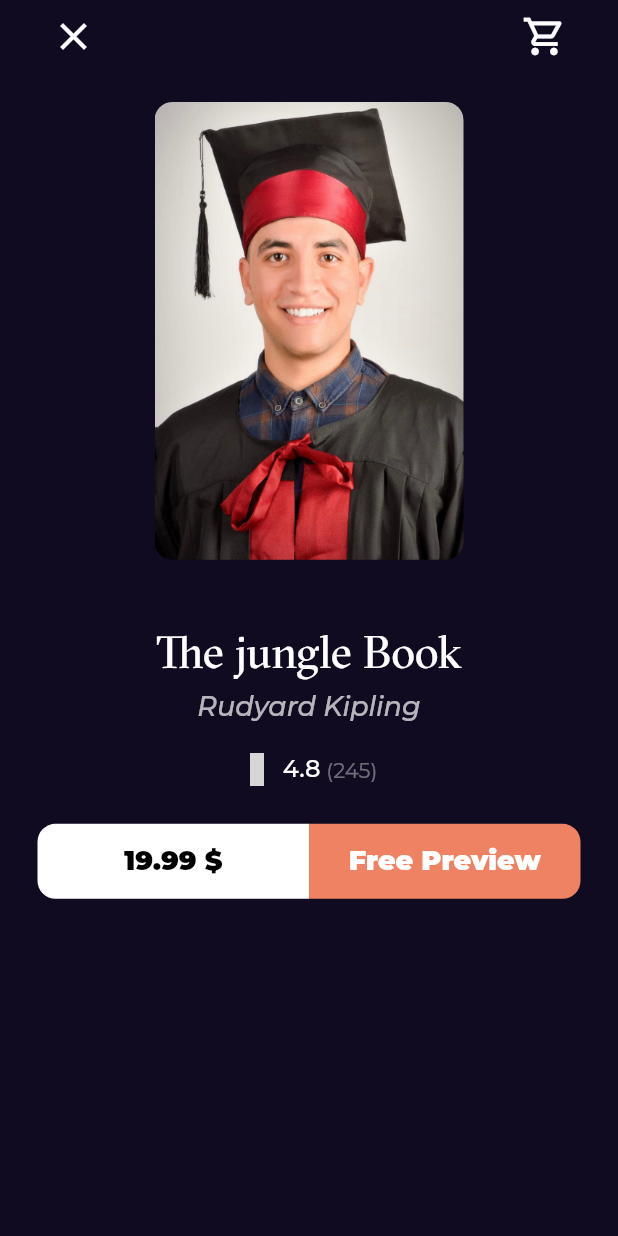
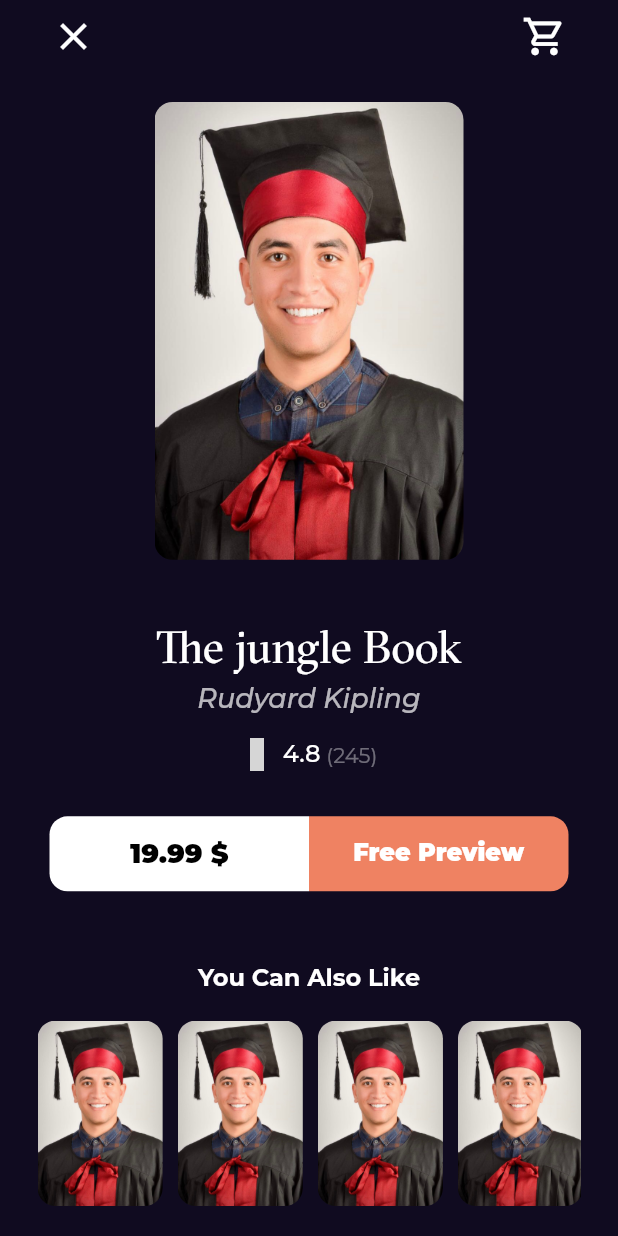
Before and after one commit to maherr99/bookly_app, a Flutter app: the screen it shows after launch, after a tap on "Harrey Potter And The Goblet Of Fire", on a phone screen of 412 x 824 dp. Run offline on Flutter 3.47's test engine with Material 2 defaults, Android fonts, the phone set to English and light mode, and no system bars; our stand-ins replace get, go_router, google_fonts; missing offline and left inert: font_awesome_icon_class; grey boxes are pictures that could not be loaded.

Commit message:
finish book detials view

```diff
--- a/lib/feature/home/pressention/view/book _ details_view.dart
+++ b/lib/feature/home/pressention/view/book _ details_view.dart
@@ -1,4 +1,4 @@
-import 'package:bookly_app/feature/home/pressention/view/widget/book_detials_viewbody.dart';
+import 'package:bookly_app/feature/home/pressention/view/widget/widget_book_details_view/book_detials_viewbody.dart';
 import 'package:flutter/material.dart';
 
 class BookDetailsView extends StatelessWidget {
--- a/lib/feature/home/pressention/view/home_view.dart
+++ b/lib/feature/home/pressention/view/home_view.dart
@@ -1,4 +1,4 @@
-import 'package:bookly_app/feature/home/pressention/view/widget/homeview_body.dart';
+import 'package:bookly_app/feature/home/pressention/view/widget/widget_home_view/homeview_body.dart';
 import 'package:flutter/material.dart';
 
 class HomeView extends StatelessWidget {
--- a/lib/feature/home/pressention/view/widget/book_detials_viewbody.dart
+++ /dev/null
@@ -1,84 +0,0 @@
-import 'package:bookly_app/core/styles.dart';
-import 'package:bookly_app/feature/home/pressention/view/widget/custom%20_%20appbar_bookdetails.dart';
-import 'package:bookly_app/feature/home/pressention/view/widget/custom_buttom.dart';
-import 'package:bookly_app/feature/home/pressention/view/widget/custom_item.dart';
-import 'package:bookly_app/feature/home/pressention/view/widget/rating_item.dart';
-import 'package:flutter/material.dart';
-
-class BookDetailsViewBody extends StatelessWidget {
-  const BookDetailsViewBody({super.key});
-
-  @override
-  Widget build(BuildContext context) {
-    return Padding(
-      padding: const EdgeInsets.symmetric(horizontal: 25),
-      child: Column(
-        children: [
-          const CustomAppBarBookDetails(),
-          const SizedBox(
-            height: 20,
-          ),
-          SizedBox(
-            width: MediaQuery.of(context).size.width * .5,
-            child: const CustomItem(),
-          ),
-          const SizedBox(
-            height: 43,
-          ),
-          const Text(
-            'The jungle Book',
-            style: Styles.textStyle30,
-          ),
-          const SizedBox(
-            height: 7,
-          ),
-          Opacity(
-            opacity: .7,
-            child: Text(
-              'Rudyard Kipling',
-              style: Styles.textStyle18.copyWith(
-                fontStyle: FontStyle.italic,
-                fontWeight: FontWeight.w500,
-              ),
-            ),
-          ),
-          const SizedBox(
-            height: 20,
-          ),
-          const RatingItem(
-            mainAxisAlignment: MainAxisAlignment.center,
-          ),
-          const SizedBox(
-            height: 25,
-          ),
-          const Row(
-            children: [
-              Expanded(
-                child: CustomButom(
-                  text: r'19.99 $',
-                  textcolor: Colors.black,
-                  backgroundcolor: Colors.white,
-                  borderRadius: BorderRadius.only(
-                    topLeft: Radius.circular(12),
-                    bottomLeft: Radius.circular(12),
-                  ),
-                ),
-              ),
-              Expanded(
-                child: CustomButom(
-                  text: 'Free Preview',
-                  textcolor: Colors.white,
-                  backgroundcolor: Color(0xffEF8262),
-                  borderRadius: BorderRadius.only(
-                    topRight: Radius.circular(12),
-                    bottomRight: Radius.circular(12),
-                  ),
-                ),
-              ),
-            ],
-          ),
-        ],
-      ),
-    );
-  }
-}
--- a/lib/feature/home/pressention/view/widget/custom_buttom.dart
+++ b/lib/feature/home/pressention/view/widget/widget shared/custom_buttom.dart
@@ -2,17 +2,20 @@ import 'package:bookly_app/core/styles.dart';
 import 'package:flutter/material.dart';
 
 class CustomButom extends StatelessWidget {
-  const CustomButom(
-      {required this.text,
-      this.onpressed,
-      required this.backgroundcolor,
-      required this.textcolor,
-      this.borderRadius});
+  const CustomButom({
+    required this.text,
+    this.onpressed,
+    required this.backgroundcolor,
+    required this.textcolor,
+    this.borderRadius,
+    this.fontsize,
+  });
   final String text;
   final Function()? onpressed;
   final Color backgroundcolor;
   final Color textcolor;
   final BorderRadius? borderRadius;
+  final double? fontsize;
   @override
   Widget build(BuildContext context) {
     return SizedBox(
@@ -29,6 +32,7 @@ class CustomButom extends StatelessWidget {
             style: Styles.textStyle18.copyWith(
               color: textcolor,
               fontWeight: FontWeight.w900,
+              fontSize: fontsize,
             )),
       ),
     );
--- a/lib/feature/home/pressention/view/widget/best_seller_item.dart
+++ b/lib/feature/home/pressention/view/widget/widget_book_details_view/best_seller_item.dart
@@ -1,7 +1,7 @@
 import 'package:bookly_app/constant/constant.dart';
 import 'package:bookly_app/core/app_route.dart';
 import 'package:bookly_app/core/styles.dart';
-import 'package:bookly_app/feature/home/pressention/view/widget/rating_item.dart';
+import 'package:bookly_app/feature/home/pressention/view/widget/widget%20shared/rating_item.dart';
 import 'package:flutter/material.dart';
 import 'package:go_router/go_router.dart';
 
--- /dev/null
+++ b/lib/feature/home/pressention/view/widget/widget_book_details_view/book_detials_section1.dart
@@ -0,0 +1,86 @@
+import 'package:bookly_app/feature/home/pressention/view/widget/widget%20shared/rating_item.dart';
+import 'package:flutter/material.dart';
+
+import '../../../../../../core/styles.dart';
+import 'custom _ appbar_bookdetails.dart';
+import '../widget shared/custom_buttom.dart';
+import '../widget shared/custom_item.dart';
+
+class BookDetialsSection1 extends StatelessWidget {
+  const BookDetialsSection1({super.key});
+
+  @override
+  Widget build(BuildContext context) {
+    return Column(
+      children: [
+        const CustomAppBarBookDetails(),
+        const SizedBox(
+          height: 20,
+        ),
+        SizedBox(
+          width: MediaQuery.of(context).size.width * .5,
+          child: const CustomItem(),
+        ),
+        const SizedBox(
+          height: 40,
+        ),
+        const Text(
+          'The jungle Book',
+          style: Styles.textStyle30,
+        ),
+        const SizedBox(
+          height: 5,
+        ),
+        Opacity(
+          opacity: .7,
+          child: Text(
+            'Rudyard Kipling',
+            style: Styles.textStyle18.copyWith(
+              fontStyle: FontStyle.italic,
+              fontWeight: FontWeight.w500,
+            ),
+          ),
+        ),
+        const SizedBox(
+          height: 15,
+        ),
+        const RatingItem(
+          mainAxisAlignment: MainAxisAlignment.center,
+        ),
+        const SizedBox(
+          height: 30,
+        ),
+        const Padding(
+          padding: EdgeInsets.symmetric(horizontal: 8),
+          child: Row(
+            children: [
+              Expanded(
+                child: CustomButom(
+                  text: r'19.99 $',
+                  textcolor: Colors.black,
+                  backgroundcolor: Colors.white,
+                  borderRadius: BorderRadius.only(
+                    topLeft: Radius.circular(12),
+                    bottomLeft: Radius.circular(12),
+                  ),
+                ),
+              ),
+              Expanded(
+                child: CustomButom(
+                  text: 'Free Preview',
+                  fontsize: 16,
+                  textcolor: Colors.white,
+                  backgroundcolor: Color(0xffEF8262),
+                  borderRadius: BorderRadius.only(
+                    topRight: Radius.circular(12),
+                    bottomRight: Radius.circular(12),
+                  ),
+                ),
+              ),
+            ],
+          ),
+        ),
+      ],
+    );
+  }
+}
--- /dev/null
+++ b/lib/feature/home/pressention/view/widget/widget_book_details_view/book_detials_section2.dart
@@ -0,0 +1,40 @@
+import 'package:flutter/material.dart';
+
+import '../../../../../../core/styles.dart';
+import '../widget shared/custom_item.dart';
+
+class BookDetialsSection2 extends StatelessWidget {
+  const BookDetialsSection2({super.key});
+
+  @override
+  Widget build(BuildContext context) {
+    return Column(
+      children: [
+        Padding(
+          padding: const EdgeInsets.symmetric(horizontal: 8),
+          child: Text(
+            'You Can Also Like',
+            style: Styles.textStyle16.copyWith(
+              fontWeight: FontWeight.bold,
+            ),
+          ),
+        ),
+        const SizedBox(
+          height: 18,
+        ),
+        SizedBox(
+          height: MediaQuery.of(context).size.height * .15,
+          child: ListView.builder(
+            scrollDirection: Axis.horizontal,
+            itemBuilder: (context, index) {
+              return const Padding(
+                padding: EdgeInsets.only(right: 10),
+                child: CustomItem(),
+              );
+            },
+          ),
+        ),
+      ],
+    );
+  }
+}
--- /dev/null
+++ b/lib/feature/home/pressention/view/widget/widget_book_details_view/book_detials_viewbody.dart
@@ -0,0 +1,35 @@
+import 'package:bookly_app/feature/home/pressention/view/widget/widget_book_details_view/book_detials_section1.dart';
+import 'package:flutter/material.dart';
+
+import 'book_detials_section2.dart';
+
+class BookDetailsViewBody extends StatelessWidget {
+  const BookDetailsViewBody({super.key});
+
+  @override
+  Widget build(BuildContext context) {
+    return const CustomScrollView(
+      slivers: [
+        SliverFillRemaining(
+          child: Padding(
+            padding: EdgeInsets.symmetric(horizontal: 25),
+            child: Column(
+              children: [
+                BookDetialsSection1(),
+                Expanded(
+                  child: SizedBox(
+                    height: 50,
+                  ),
+                ),
+                BookDetialsSection2(),
+                SizedBox(
+                  height: 20,
+                ),
+              ],
+            ),
+          ),
+        )
+      ],
+    );
+  }
+}
--- /dev/null
+++ b/lib/feature/home/pressention/view/widget/widget_home_view/best_seller_item.dart
@@ -0,0 +1,77 @@
+import 'package:bookly_app/constant/constant.dart';
+import 'package:bookly_app/core/app_route.dart';
+import 'package:bookly_app/core/styles.dart';
+import 'package:bookly_app/feature/home/pressention/view/widget/widget%20shared/rating_item.dart';
+import 'package:flutter/material.dart';
+import 'package:go_router/go_router.dart';
+
+class BestSellerItem extends StatelessWidget {
+  const BestSellerItem({super.key});
+
+  @override
+  Widget build(BuildContext context) {
+    return GestureDetector(
+      onTap: () {
+        GoRouter.of(context).push(AppRouter.kBookDetailsView);
+      },
+      child: SizedBox(
+        height: 125,
+        child: Row(
+          children: [
+            AspectRatio(
+              aspectRatio: 2.5 / 4,
+              child: Container(
+                decoration: BoxDecoration(
+                  borderRadius: BorderRadius.circular(8),
+                  image: const DecorationImage(
+                    image: AssetImage(kPhoto),
+                    fit: BoxFit.fill,
+                  ),
+                ),
+              ),
+            ),
+            const SizedBox(
+              width: 30,
+            ),
+            Expanded(
+              child: Column(
+                crossAxisAlignment: CrossAxisAlignment.start,
+                children: [
+                  SizedBox(
+                    width: MediaQuery.of(context).size.width * .5,
+                    child: const Text(
+                      'Harrey Potter And The Goblet Of Fire ',
+                      style: Styles.textStyle20,
+                      maxLines: 2,
+                      overflow: TextOverflow.ellipsis,
+                    ),
+                  ),
+                  const SizedBox(
+                    height: 3,
+                  ),
+                  Text(
+                    'J.K.Rowling',
+                    style: Styles.textStyle16.copyWith(color: Colors.grey),
+                  ),
+                  const SizedBox(
+                    height: 8,
+                  ),
+                  const Row(
+                    mainAxisAlignment: MainAxisAlignment.spaceBetween,
+                    children: [
+                      Text(
+                        r'19.99 $',
+                        style: Styles.textStyle20c,
+                      ),
+                      RatingItem(),
+                    ],
+                  ),
+                ],
+              ),
+            ),
+          ],
+        ),
+      ),
+    );
+  }
+}
--- a/lib/feature/home/pressention/view/widget/bestseller_itemlistview.dart
+++ b/lib/feature/home/pressention/view/widget/widget_home_view/bestseller_itemlistview.dart
@@ -1,4 +1,4 @@
-import 'package:bookly_app/feature/home/pressention/view/widget/best_seller_item.dart';
+import 'package:bookly_app/feature/home/pressention/view/widget/widget_home_view/best_seller_item.dart';
 import 'package:flutter/material.dart';
 
 class BestSellerItemListView extends StatelessWidget {
--- a/lib/feature/home/pressention/view/widget/homeview_body.dart
+++ b/lib/feature/home/pressention/view/widget/widget_home_view/homeview_body.dart
@@ -1,7 +1,7 @@
 import 'package:bookly_app/core/styles.dart';
-import 'package:bookly_app/feature/home/pressention/view/widget/bestseller_itemlistview.dart';
-import 'package:bookly_app/feature/home/pressention/view/widget/custom_appbar.dart';
-import 'package:bookly_app/feature/home/pressention/view/widget/custom_item.dart';
+import 'package:bookly_app/feature/home/pressention/view/widget/widget_home_view/bestseller_itemlistview.dart';
+import 'package:bookly_app/feature/home/pressention/view/widget/widget_home_view/custom_appbar.dart';
+import 'package:bookly_app/feature/home/pressention/view/widget/widget%20shared/custom_item.dart';
 import 'package:flutter/material.dart';
 
 class HomeViewBody extends StatelessWidget {
```
Also changed, not shown: lib/feature/home/pressention/view/widget/widget shared/custom_item.dart (renamed from lib/feature/home/pressention/view/widget/custom_item.dart), lib/feature/home/pressention/view/widget/widget shared/rating_item.dart (renamed from lib/feature/home/pressention/view/widget/rating_item.dart), lib/feature/home/pressention/view/widget/widget_book_details_view/custom _ appbar_bookdetails.dart (renamed from lib/feature/home/pressention/view/widget/custom _ appbar_bookdetails.dart), lib/feature/home/pressention/view/widget/widget_home_view/custom_appbar.dart (renamed from lib/feature/home/pressention/view/widget/custom_appbar.dart).
